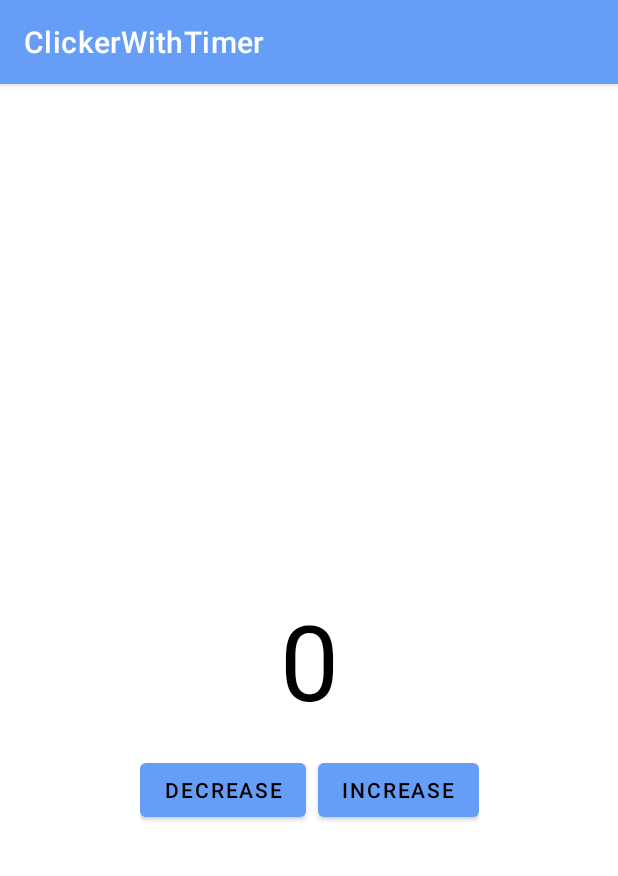
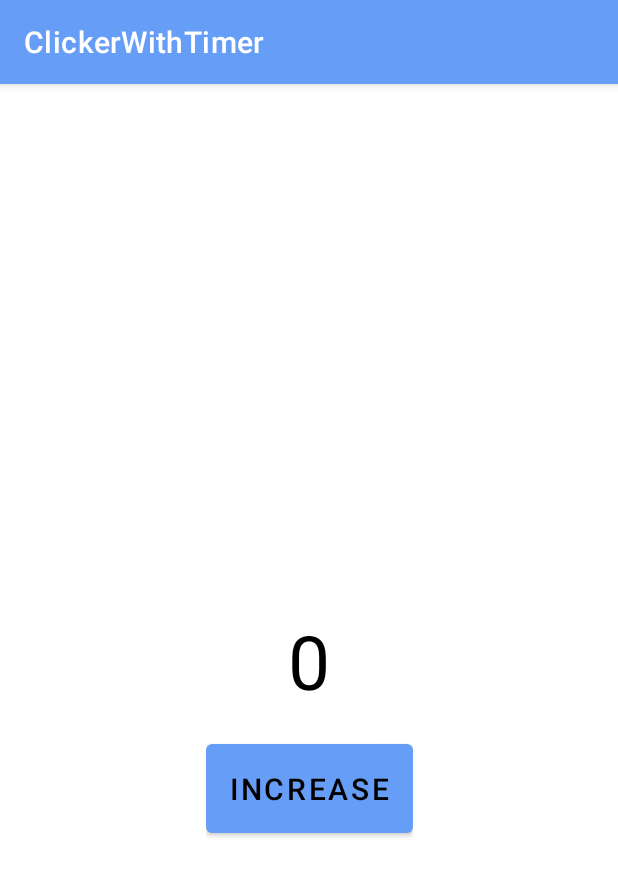
Before and after one commit to code1iners/clicker-with-timer-android, an Android app: the ClickFragment screen opened through its navigation route, on a phone screen of 412 x 824 dp. Shown: the top 876 px of the screen. Run offline under Robolectric (Android 15) with nearby library versions, the phone set to English and light mode, and no system bars; our stand-ins replace data binding; 1 statement that could not run was skipped.

Commit message:
Updated some UI

```diff
--- a/app/src/main/java/com/codeliner/clickerwithtimer/clicks/ClickViewModel.kt
+++ b/app/src/main/java/com/codeliner/clickerwithtimer/clicks/ClickViewModel.kt
@@ -54,10 +54,6 @@ class ClickViewModel: ViewModel() {
         _valueScore.value = _valueScore.value?.plus(1)
     }
 
-    fun decrease() {
-        _valueScore.value = valueScore.value?.minus(1)
-    }
-
     fun onEventGameFinishComplete() {
         _eventGameFinish.value = false
     }
--- a/app/src/main/res/layout/fragment_click.xml
+++ b/app/src/main/res/layout/fragment_click.xml
@@ -21,7 +21,8 @@
             android:layout_marginBottom="@dimen/spacing_m"
             android:text="@{viewModel.valueRemainingTimeString}"
             android:textColor="@color/primaryTextColor"
-            android:textSize="60sp"
+            android:textSize="40sp"
+            android:textAlignment="center"
             tools:text="Remaining Time"
             app:layout_constraintBottom_toTopOf="@id/score"
             app:layout_constraintEnd_toEndOf="parent"
@@ -33,7 +34,7 @@
             android:layout_width="wrap_content"
             android:layout_height="wrap_content"
             android:text="@{String.valueOf(viewModel.valueScore)}"
-            android:textSize="70sp"
+            android:textSize="50sp"
             android:textColor="@color/primaryTextColor"
             tools:text="Score"
             app:layout_constraintTop_toTopOf="parent"
@@ -51,21 +52,11 @@
             app:layout_constraintTop_toBottomOf="@id/score">
 
             <Button
-                android:id="@+id/decrease"
-                android:layout_width="wrap_content"
-                android:layout_height="wrap_content"
-                android:onClick="@{() -> viewModel.decrease()}"
-                android:text="@string/number_decrease" />
-
-            <View
-                android:layout_width="0dp"
-                android:layout_height="0dp"
-                android:layout_marginHorizontal="@dimen/spacing_xs" />
-
-            <Button
                 android:id="@+id/increase"
                 android:layout_width="wrap_content"
                 android:layout_height="wrap_content"
+                android:textSize="20sp"
+                android:padding="@dimen/spacing_m"
                 android:onClick="@{() -> viewModel.increase()}"
                 android:text="@string/number_increase" />
 
--- a/app/src/main/res/layout/fragment_score.xml
+++ b/app/src/main/res/layout/fragment_score.xml
@@ -30,11 +30,12 @@
             android:id="@+id/button"
             android:layout_width="wrap_content"
             android:layout_height="wrap_content"
-            android:layout_marginTop="@dimen/spacing_m"
+            android:layout_marginTop="@dimen/spacing_3xl"
+            android:onClick="@{() -> viewModel.playAgain()}"
             android:padding="@dimen/spacing_m"
             android:text="@string/play_again_button"
             android:textSize="22sp"
-            android:onClick="@{() -> viewModel.playAgain()}"
+            app:layout_constraintBottom_toBottomOf="parent"
             app:layout_constraintEnd_toEndOf="parent"
             app:layout_constraintStart_toStartOf="parent"
             app:layout_constraintTop_toBottomOf="@+id/scoreResult" />
--- a/app/src/main/res/values/dimens.xml
+++ b/app/src/main/res/values/dimens.xml
@@ -5,4 +5,6 @@
     <dimen name="spacing_m">16dp</dimen>
     <dimen name="spacing_l">24dp</dimen>
     <dimen name="spacing_xl">28dp</dimen>
+    <dimen name="spacing_2xl">48dp</dimen>
+    <dimen name="spacing_3xl">78dp</dimen>
 </resources>
--- a/app/src/main/res/values/strings.xml
+++ b/app/src/main/res/values/strings.xml
@@ -3,7 +3,6 @@
 
     <string name="default_score">0</string>
     <string name="number_increase">Increase</string>
-    <string name="number_decrease">Decrease</string>
     <string name="default_remaining_time">00:00</string>
     <string name="start_button">START</string>
     <string name="value_result_score">Result Score: %d</string>
```
Also changed, not shown: 1 other file.
